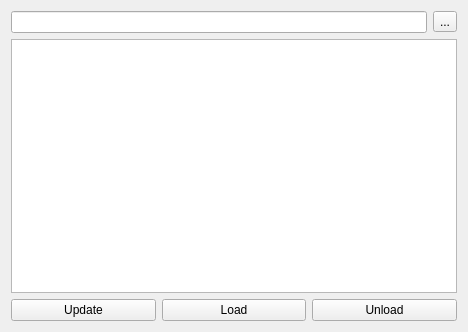
Old version of the form widget.ui in the repository snoopspy/rara.
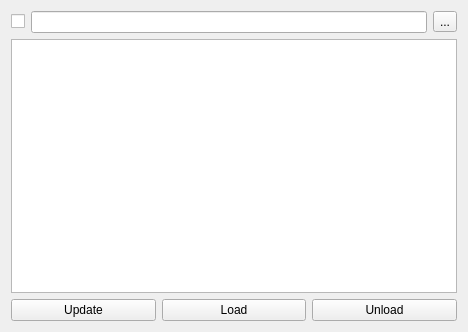
New version of the form. Custom widgets are drawn as their Qt base class.

Commit message: Add showOnlySelected function

Patch:
```diff
--- a/widget.ui
+++ b/widget.ui
@@ -18,6 +18,13 @@
     <layout class="QVBoxLayout" name="verticalLayout">
      <item>
       <layout class="QHBoxLayout" name="horizontalLayout_2">
+       <item>
+        <widget class="GCheckBox" name="chkShowOnlySelected">
+         <property name="text">
+          <string/>
+         </property>
+        </widget>
+       </item>
        <item>
         <widget class="QLineEdit" name="leFilter"/>
        </item>
@@ -68,6 +75,11 @@
    <extends>QTableWidget</extends>
    <header>gtablewidget.h</header>
   </customwidget>
+  <customwidget>
+   <class>GCheckBox</class>
+   <extends>QCheckBox</extends>
+   <header>gcheckbox.h</header>
+  </customwidget>
  </customwidgets>
  <tabstops>
   <tabstop>leFilter</tabstop>
```
The commit also changes 2 other files.
